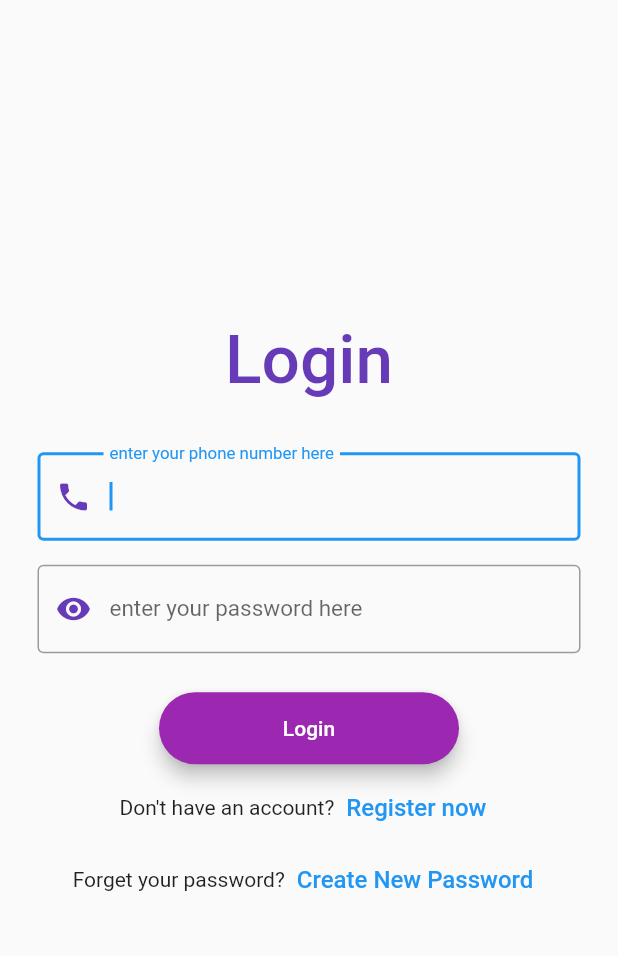
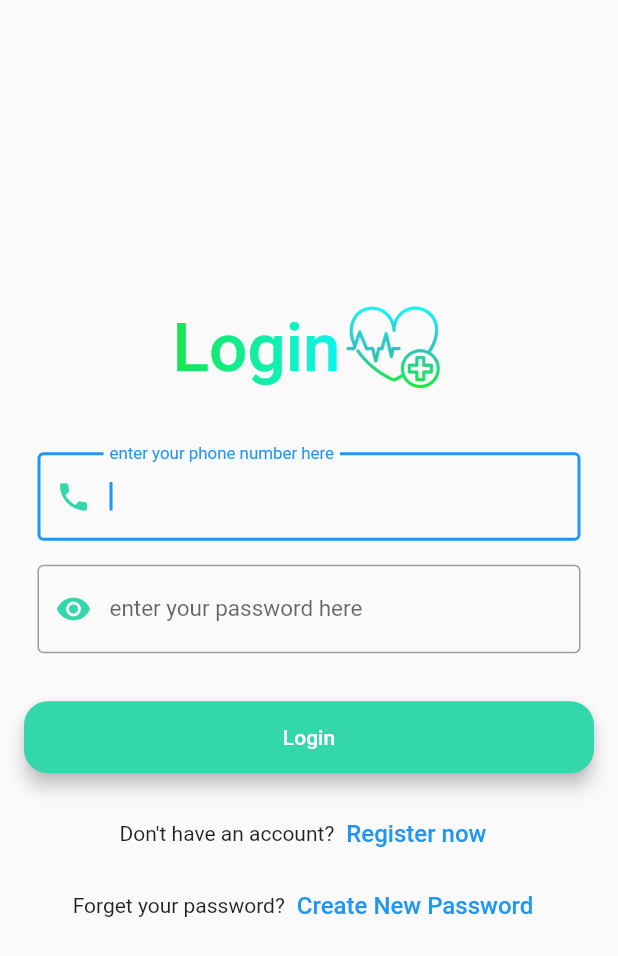
Before and after one commit to Ayaabq/pharma, a Flutter app: the screen it shows after launch, on a phone screen of 412 x 824 dp. Shown: the top 956 px of the screen. Run offline on Flutter 3.47's test engine with Material 2 defaults, Android fonts, the light colour scheme and no system bars; drawn by our look-alikes of simple_gradient_text; our stand-ins replace animated_splash_screen, google_fonts, page_transition; missing offline and left inert: regexpattern; Roboto replaces fonts that are missing (SFUIDisplay).

Commit message:
change some ui

```diff
--- a/lib/main.dart
+++ b/lib/main.dart
@@ -1,10 +1,10 @@
 import 'package:flutter/material.dart';
-import 'package:pharma/screens/rigex_sreens/login.dart';
-import 'package:pharma/screens/rigex_sreens/register.dart';
+
 import 'package:pharma/screens/rigex_sreens/splash.dart';
-import 'package:pharma/widgets/rigix/T_button.dart';
-import 'package:pharma/widgets/rigix/forms_text_field.dart';
-import 'package:pharma/widgets/rigix/rounded_button.dart';
+
+
+var kColorScheme =ColorScheme.fromSeed(seedColor: const Color.fromARGB(
+    255, 67, 201, 201));
 
 void main() {
   runApp(MyApp());
@@ -16,7 +16,7 @@ class MyApp extends StatefulWidget {
 }
 
 class _MyAppState extends State<MyApp> {
-  final _eformKey = GlobalKey<FormState>();
+
 
   @override
   Widget build(BuildContext context) {
@@ -24,24 +24,7 @@ class _MyAppState extends State<MyApp> {
 
       home: Scaffold(
         body:SplashScreen()
-    //     Column(mainAxisAlignment: MainAxisAlignment.center,
-    //       children: [
-    //         Form(
-    //           key: _eformKey,
-    //           child: Column
-    //        ( children:
-    //           [FormsTextField(topic: FormsTopic.email, label: "inter ur emil",),
-    //         SizedBox(height: 29,),
-    //
-    //       ]
-    //   ),),
-    //
-    //      RoundedButton(title: "save",  onPressed: (){
-    //        _eformKey.currentState!.validate();
-    //      }),
-    //         TButton(title: "regester", onPressed: (){})
-    // ],
-    //     ),
+
       ),
     );
   }
--- a/lib/screens/rigex_sreens/login.dart
+++ b/lib/screens/rigex_sreens/login.dart
@@ -1,3 +1,5 @@
+import 'dart:convert';
+
 import 'package:flutter/material.dart';
 import 'package:pharma/screens/categories.dart';
 import 'package:pharma/screens/rigex_sreens/forget_password.dart';
@@ -6,7 +8,7 @@ import 'package:pharma/widgets/rigix/forms_text_field.dart';
 import 'package:pharma/widgets/rigix/rigix_text.dart';
 import 'package:pharma/widgets/rigix/rounded_button.dart';
 import 'package:pharma/widgets/rigix/T_button.dart';
-
+import 'package:http/http.dart' as http;
 import '../../data/rigex.dart';
 
 class LoginScreen extends StatelessWidget {
@@ -15,7 +17,24 @@ class LoginScreen extends StatelessWidget {
   var phoneCtrl = TextEditingController();
   var passwordCtrl = TextEditingController();
 
-  void _onSaved(BuildContext context) {
+  void _onSaved(BuildContext context)  async{
+    final url=Uri.https("10.0.2.2:8000", " /api/register");
+    final response = await http.post(url,
+
+      body: json.encode(
+          {
+            'name': 'aya',
+            'phone': '09876543215',
+            'email': "aya@gmail.com",
+            'password': '12345678',
+            'password_confirmation': '12345678',
+
+          }
+      ),
+    );
+
+    print(response.statusCode);
+
     if (_formKey.currentState!.validate()) {
       if(users.where((user) {
         if(user.phoneNumber == phoneCtrl.value && user.password == passwordCtrl.value)
@@ -28,8 +47,9 @@ class LoginScreen extends StatelessWidget {
         return const CategoriesScreen();
         //return HomeScreen();
       }));
-    }
-  }
+    }}
+
+
 
   void _onRegisterSelect(BuildContext context) {
     Navigator.of(context).pushReplacement(MaterialPageRoute(builder: (ctx) {
@@ -53,7 +73,18 @@ class LoginScreen extends StatelessWidget {
             child: Column(
               mainAxisAlignment: MainAxisAlignment.center,
               children: [
-                RigixText("Login"),
+
+                Row(
+                  mainAxisAlignment: MainAxisAlignment.center,
+                  children: [
+                    RigixText("Login"),
+                    Image.asset("assets/images/pharma_logo.png",
+                      height: 70,
+                      width: 70,
+                      fit: BoxFit.cover,
+                    ),
+                  ],
+                ),
                 const SizedBox(
                   height: 35,
                 ),
--- /dev/null
+++ b/lib/utils/kcolors_utils.dart
@@ -0,0 +1,5 @@
+import 'package:flutter/material.dart';
+
+Color kgreen = Color.fromARGB(255, 21, 231, 79);
+Color kblue = Color.fromARGB(255, 13, 245, 239);
+List<Color> kTextGradiant=[kgreen, kblue];
--- /dev/null
+++ b/lib/utils/kfonts.dart
@@ -0,0 +1,6 @@
+import 'package:flutter/material.dart';
+import 'package:google_fonts/google_fonts.dart';
+
+TextStyle klogo= GoogleFonts.dancingScript(
+    fontSize: 30
+);
--- a/lib/widgets/rigix/forms_text_field.dart
+++ b/lib/widgets/rigix/forms_text_field.dart
@@ -67,6 +67,7 @@ class _FormsTextFieldState extends State<FormsTextField> {
     return Padding(
       padding: const EdgeInsets.symmetric(horizontal: 25),
       child: TextFormField(
+
         controller:widget.ctrl,
 
         autofocus: true,
@@ -88,13 +89,16 @@ class _FormsTextFieldState extends State<FormsTextField> {
 
         validator: validate,
         decoration:  InputDecoration(
+
           errorText: errorText,
+
             border: const OutlineInputBorder(
+
             ),
             labelText: widget.label,
             prefixIcon: Icon(
               kFormIcon[widget.topic],
-              color: Colors.deepPurple,
+              color:  Color.fromARGB(255, 52, 215, 172),
 
             ),
             labelStyle:const  TextStyle(fontSize: 15)),
--- a/lib/widgets/rigix/rigix_text.dart
+++ b/lib/widgets/rigix/rigix_text.dart
@@ -1,14 +1,17 @@
 import 'package:flutter/material.dart';
+import 'package:pharma/utils/kcolors_utils.dart';
+import 'package:simple_gradient_text/simple_gradient_text.dart';
 class RigixText extends StatelessWidget {
    RigixText(this.title,{super.key});
     String title;
   @override
   Widget build(BuildContext context) {
-    return Text(
+    return GradientText(
     title,
+      colors: kTextGradiant,
       textAlign: TextAlign.start,
       style:const  TextStyle(
-        color: Colors.deepPurple,
+
         fontFamily: 'SFUIDisplay',
 
         fontWeight: FontWeight.w500,
--- a/lib/widgets/rigix/rounded_button.dart
+++ b/lib/widgets/rigix/rounded_button.dart
@@ -1,4 +1,5 @@
 import 'package:flutter/material.dart';
+import 'package:pharma/utils/kcolors_utils.dart';
 
 class RoundedButton extends StatelessWidget {
   const RoundedButton({super.key, required this.title,required this.onPressed});
@@ -10,16 +11,16 @@ class RoundedButton extends StatelessWidget {
   @override
   Widget build(BuildContext context) {
     return Padding(
-      padding:const  EdgeInsets.fromLTRB(0,10,0,5),
+      padding:const  EdgeInsets.all(16),
       child: Material(
         elevation: 5.0,
-        color: Colors.purple
-        ,
-        borderRadius: BorderRadius.circular(30.0),
+        color: Color.fromARGB(255, 52, 215, 172),
+
+        borderRadius: BorderRadius.circular(16.0),
         child: MaterialButton(
           onPressed: onPressed,
 
-          minWidth: 200.0,
+          minWidth: double.infinity,
           height: 42.0,
           child: Text(
             title,
--- a/pubspec.yaml
+++ b/pubspec.yaml
@@ -37,6 +37,10 @@ dependencies:
   cupertino_icons: ^1.0.2
   regexpattern: ^2.6.0
   animated_splash_screen: ^1.3.0
+  simple_gradient_text: 1.3.0
+  http: ^1.1.0
+  dio: ^5.3.4
+  google_fonts: ^6.1.0
 
 
 dev_dependencies:
```
Also changed, not shown: lib/models/rigex/login_model.dart (added, +27 -0 lines), lib/models/rigex/user.dart (+13 -1 lines), lib/screens/rigex_sreens/splash.dart (+25 -4 lines), assets/images/PHARMACY LOGO .png (deleted), assets/images/pharma_logo.gif (added), assets/images/pharma_logo.png (added), lib/generated/assets.dart (added), lib/utils/api_utils.dart (added), pubspec.lock, 1 other file.
